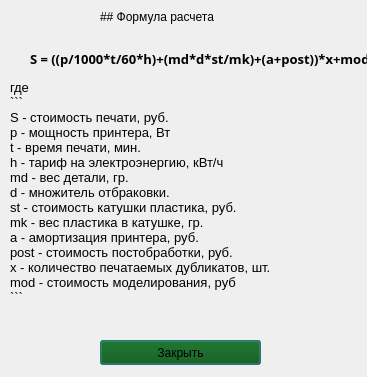
Before: the Qt Designer form src/view/ui/formula.ui in Ranzo/Calc3d_by_Risen, drawn with Qt 5.
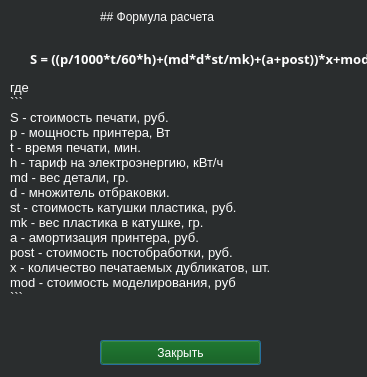
After: the same form once the commit is applied. Icons and pictures are not drawn.

The edit to the form file:
```diff
--- a/src/view/ui/formula.ui
+++ b/src/view/ui/formula.ui
@@ -2,6 +2,12 @@
 <ui version="4.0">
  <class>Formula</class>
  <widget class="QDialog" name="Formula">
+<property name="styleSheet">
+  <string notr="true">
+    background-color: rgb(42, 45, 46);
+    color: white; 
+  </string>
+</property>
   <property name="geometry">
    <rect>
     <x>0</x>
@@ -31,6 +37,9 @@
      <pointsize>9</pointsize>
     </font>
    </property>
+   <property name="styleSheet">
+    <string notr="true">color: white;</string> 
+   </property>
    <property name="text">
     <string>## Формула расчета</string>
    </property>
```
